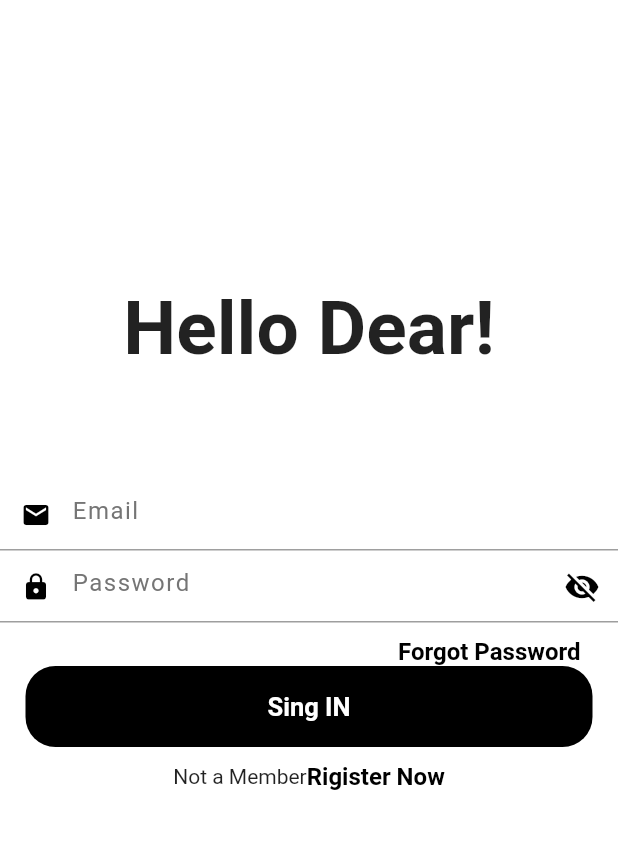
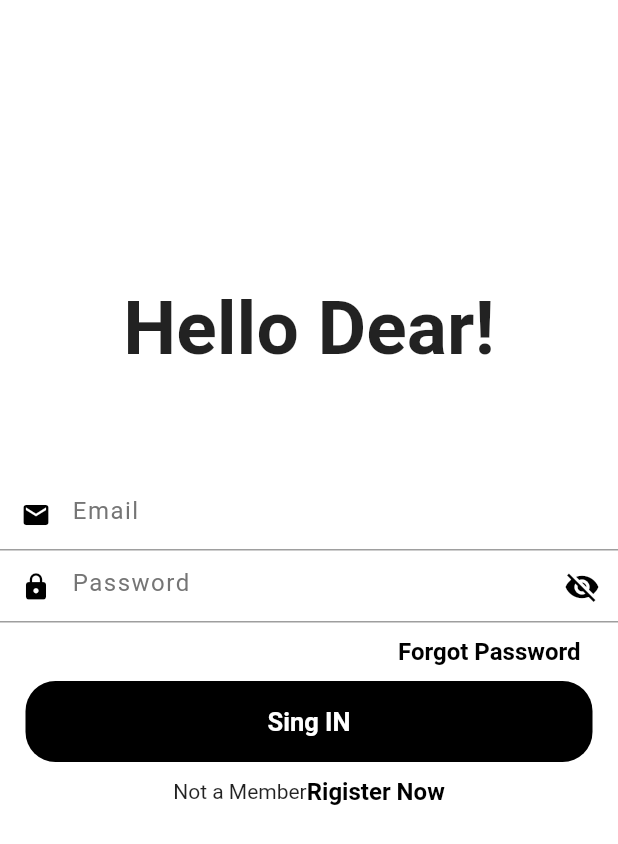
Before and after one commit to cwy7576/Application-, a Flutter app: the LoginPage screen opened directly with empty values, on a phone screen of 412 x 824 dp. Shown: the top 844 px of the screen. Run offline on Flutter 3.47's test engine with Material 2 defaults, Android fonts, the phone set to English and light mode, and no system bars; our stand-ins replace cloud_firestore, firebase_auth, firebase_core, google_fonts, math_expressions, pinput; accounts and stored records are empty; Roboto replaces fonts that are missing (Montaga).

Commit message:
new desing

```diff
--- a/lib/pages/login_ui_page.dart
+++ b/lib/pages/login_ui_page.dart
@@ -14,6 +14,7 @@ class LoginPage extends StatefulWidget {
 }
 
 class _LoginPageState extends State<LoginPage> {
+
   bool _isHidden = true;
 
   void _togglePasswordView() {
@@ -284,10 +285,10 @@ class _LoginPageState extends State<LoginPage> {
               //   },
               //   child: const Text('Submit'),
               // ),
-              // const SizedBox(
-              //   height: 10.0,
-              // ),
-              //sing in buttom
+              const SizedBox(
+                height: 10.0,
+              ),
+              // sing in buttom
               Padding(
                   padding: const EdgeInsets.symmetric(horizontal: 17.0),
                   child: GestureDetector(
```
